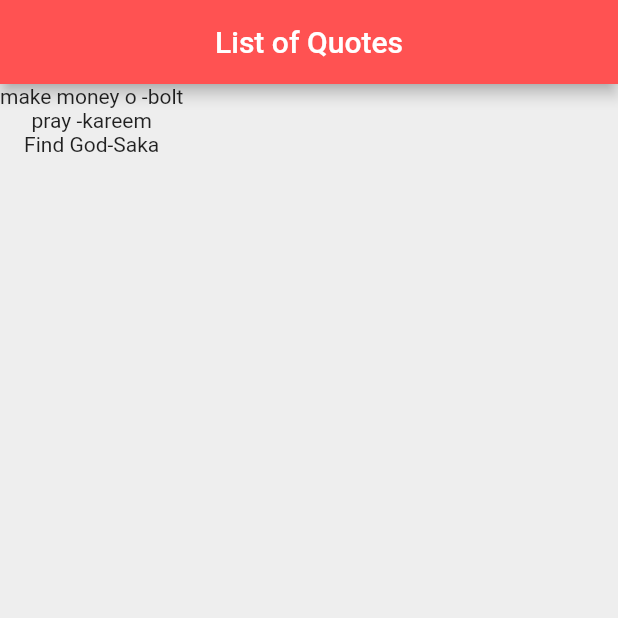
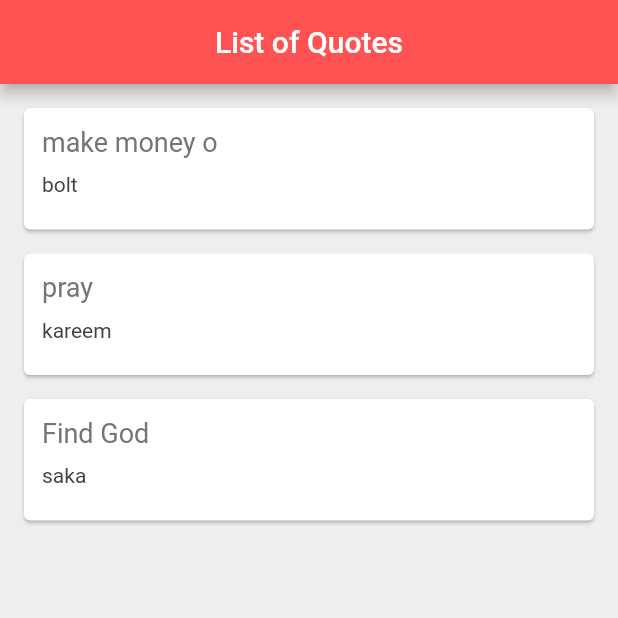
Before and after one commit to bolu-kareem/projecttwo, a Flutter app: the screen it shows after launch, on a phone screen of 412 x 824 dp, the top half of it. Run offline on Flutter 3.47's test engine with Material 2 defaults, Android fonts, the phone set to English and light mode, and no system bars.

Commit message:
first commit

```diff
--- a/lib/main.dart
+++ b/lib/main.dart
@@ -15,12 +15,39 @@ class _QuoteListState extends State<QuoteList> {
   List<Quote> quotes = [
     Quote(text: 'make money o ', author: 'bolt'),
     Quote(text: 'pray ', author: 'kareem'),
-    Quote(text: 'Find God', author: 'Saka'),
+    Quote(text: 'Find God', author: 'saka'),
+  ];
 
+  Widget quoteTemplate(quote){
+    return Card(
+      margin: const EdgeInsets.fromLTRB(16.0, 16.0, 16.0, 0.0),
+      child: Padding(
+        padding: const EdgeInsets.all(12.0),
+        child: Column(
+          crossAxisAlignment: CrossAxisAlignment.stretch,
+          children: <Widget>[
+            Text(
+              quote.text,
+              style: TextStyle(
+                fontSize: 18.0,
+                color: Colors.grey[600],
+              ),
+            ),
+            const SizedBox(height: 10.0),
+            Text(
+              quote.author,
+              style: TextStyle(
+                fontSize: 14.0,
+                color: Colors.grey[800],
+              ),
+            ),
+            const SizedBox(height: 10.0,),
+          ]
+        ),
+      ) ,
+    );
+  }
 
-
-
-  ];
   @override
   Widget build(BuildContext context) {
     return Scaffold(
@@ -33,7 +60,7 @@ class _QuoteListState extends State<QuoteList> {
         backgroundColor: Colors.redAccent,
       ),
       body: Column(
-        children: quotes.map((quote)=> Text('${quote.text}-${quote.author}')).toList(),
+        children: quotes.map((quote)=> quoteTemplate(quote)).toList(),
       ),
     );
   }
```
